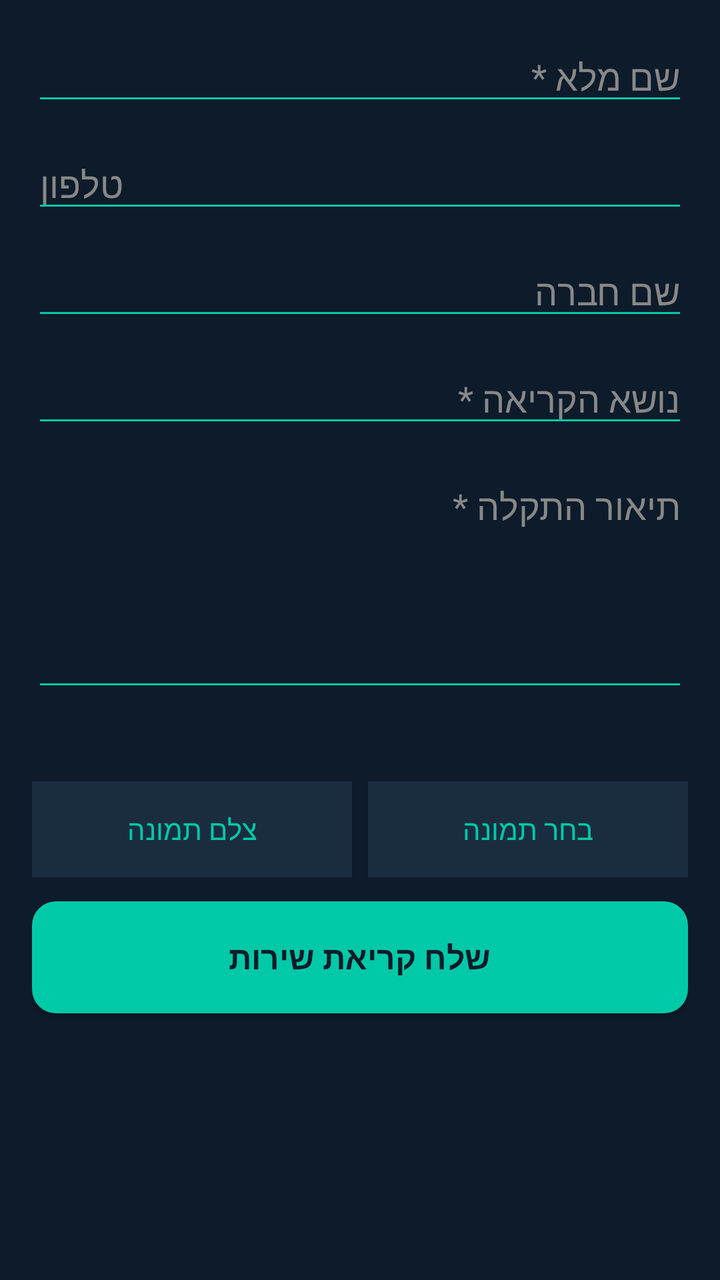
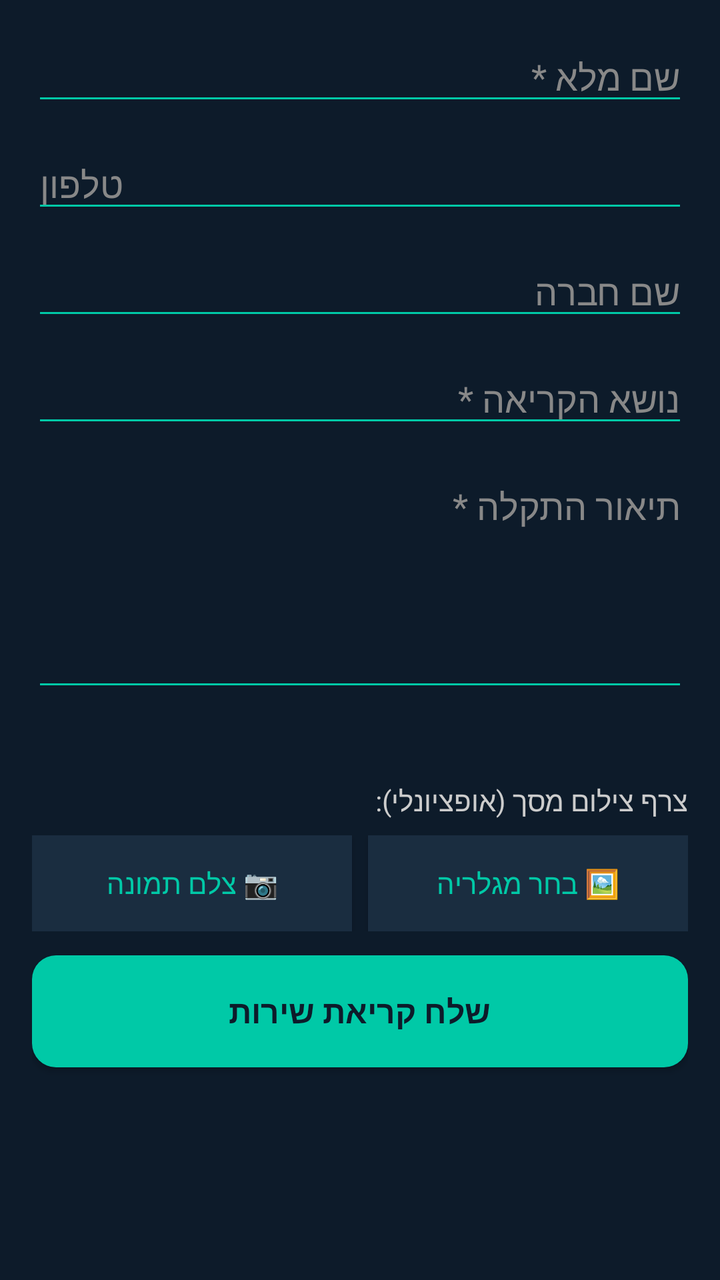

Compare the two renders of this Android layout. The source of the first and the diff that turns it into the second are given below.
<!-- AndroidManifest.xml: application theme Theme.EMT -->
<!-- res/layout/activity_new_ticket.xml -->
<?xml version="1.0" encoding="utf-8"?>
<ScrollView xmlns:android="http://schemas.android.com/apk/res/android"
    android:layout_width="match_parent"
    android:layout_height="match_parent"
    android:background="@color/bg_dark">

    <LinearLayout
        android:layout_width="match_parent"
        android:layout_height="wrap_content"
        android:orientation="vertical"
        android:padding="16dp">

        <EditText
            android:id="@+id/etName"
            android:layout_width="match_parent"
            android:layout_height="wrap_content"
            android:hint="שם מלא *"
            android:textColorHint="#888"
            android:textColor="#FFFFFF"
            android:backgroundTint="@color/teal"
            android:layout_marginBottom="12dp"
            android:inputType="textPersonName"
            android:layoutDirection="rtl"/>

        <EditText
            android:id="@+id/etPhone"
            android:layout_width="match_parent"
            android:layout_height="wrap_content"
            android:hint="טלפון"
            android:textColorHint="#888"
            android:textColor="#FFFFFF"
            android:backgroundTint="@color/teal"
            android:layout_marginBottom="12dp"
            android:inputType="phone"
            android:layoutDirection="rtl"/>

        <EditText
            android:id="@+id/etCompany"
            android:layout_width="match_parent"
            android:layout_height="wrap_content"
            android:hint="שם חברה"
            android:textColorHint="#888"
            android:textColor="#FFFFFF"
            android:backgroundTint="@color/teal"
            android:layout_marginBottom="12dp"
            android:layoutDirection="rtl"/>

        <EditText
            android:id="@+id/etTitle"
            android:layout_width="match_parent"
            android:layout_height="wrap_content"
            android:hint="נושא הקריאה *"
            android:textColorHint="#888"
            android:textColor="#FFFFFF"
            android:backgroundTint="@color/teal"
            android:layout_marginBottom="12dp"
            android:layoutDirection="rtl"/>

        <EditText
            android:id="@+id/etDesc"
            android:layout_width="match_parent"
            android:layout_height="120dp"
            android:hint="תיאור התקלה *"
            android:textColorHint="#888"
            android:textColor="#FFFFFF"
            android:backgroundTint="@color/teal"
            android:layout_marginBottom="12dp"
            android:gravity="top|right"
            android:inputType="textMultiLine"
            android:layoutDirection="rtl"/>

        <Spinner
            android:id="@+id/spCategory"
            android:layout_width="match_parent"
            android:layout_height="wrap_content"
            android:layout_marginBottom="12dp"
            android:backgroundTint="@color/teal"
            android:textColor="#FFFFFF"
            android:popupBackground="@color/card_bg"/>

        <Spinner
            android:id="@+id/spPriority"
            android:layout_width="match_parent"
            android:layout_height="wrap_content"
            android:layout_marginBottom="16dp"
            android:backgroundTint="@color/teal"
            android:textColor="#FFFFFF"
            android:popupBackground="@color/card_bg"/>

        <LinearLayout
            android:layout_width="match_parent"
            android:layout_height="wrap_content"
            android:orientation="horizontal"
            android:layout_marginBottom="12dp">

            <Button
                android:id="@+id/btnCamera"
                android:layout_width="0dp"
                android:layout_height="wrap_content"
                android:layout_weight="1"
                android:text="צלם תמונה"
                android:background="@color/card_bg"
                android:textColor="@color/teal"
                android:layout_marginEnd="8dp"/>

            <Button
                android:id="@+id/btnGallery"
                android:layout_width="0dp"
                android:layout_height="wrap_content"
                android:layout_weight="1"
                android:text="בחר תמונה"
                android:background="@color/card_bg"
                android:textColor="@color/teal"/>

        </LinearLayout>

        <ImageView
            android:id="@+id/ivScreenshot"
            android:layout_width="match_parent"
            android:layout_height="200dp"
            android:visibility="gone"
            android:scaleType="centerCrop"
            android:layout_marginBottom="16dp"/>

        <ProgressBar
            android:id="@+id/progressBar"
            android:layout_width="wrap_content"
            android:layout_height="wrap_content"
            android:layout_gravity="center"
            android:visibility="gone"
            android:indeterminateTint="@color/teal"
            android:layout_marginBottom="8dp"/>

        <Button
            android:id="@+id/btnSubmit"
            android:layout_width="match_parent"
            android:layout_height="56dp"
            android:text="שלח קריאת שירות"
            android:background="@drawable/btn_primary"
            android:textColor="#0D1B2A"
            android:textSize="16sp"
            android:textStyle="bold"
            android:layout_marginBottom="24dp"/>

    </LinearLayout>
</ScrollView>
<!-- resources referenced by this layout -->
<resources>
  <color name="bg_dark">#0D1B2A</color>
  <color name="card_bg">#1A2D40</color>
  <color name="teal">#00C9A7</color>
  <!-- drawable btn_primary (drawable) -->
  <?xml version="1.0" encoding="utf-8"?>
  <selector xmlns:android="http://schemas.android.com/apk/res/android">
      <item android:state_pressed="true">
          <shape><solid android:color="#00A688"/><corners android:radius="12dp"/></shape>
      </item>
      <item>
          <shape><solid android:color="#00C9A7"/><corners android:radius="12dp"/></shape>
      </item>
  </selector>
  <style name="Theme.EMT" parent="Theme.MaterialComponents.DayNight.NoActionBar">
          <item name="colorPrimary">@color/emt_teal</item>
          <item name="colorPrimaryDark">@color/status_bar</item>
          <item name="colorAccent">@color/emt_teal</item>
          <item name="android:windowBackground">@color/emt_dark</item>
          <item name="android:statusBarColor">@color/status_bar</item>
          <item name="android:navigationBarColor">@color/emt_dark</item>
          <item name="android:textColor">@color/emt_white</item>
          <item name="android:textColorPrimary">@color/emt_white</item>
          <item name="android:textColorSecondary">@color/emt_white_70</item>
          <item name="spinnerStyle">@style/EMT.Spinner</item>
      </style>
  <color name="emt_teal">#00C9A7</color>
  <color name="status_bar">#0A1520</color>
  <color name="emt_dark">#0D1B2A</color>
  <color name="emt_white">#FFFFFF</color>
  <color name="emt_white_70">#B3FFFFFF</color>
  <style name="EMT.Spinner" parent="Widget.AppCompat.Spinner">
          <item name="android:background">@color/card_bg</item>
          <item name="android:textColor">@color/emt_white</item>
          <item name="android:textColorPrimary">@color/emt_white</item>
          <item name="android:popupBackground">@color/card_bg</item>
      </style>
</resources>

<!-- the commit's change to res/layout/activity_new_ticket.xml (unified diff, before → after) -->
@@ -87,6 +87,15 @@
             android:textColor="#FFFFFF"
             android:popupBackground="@color/card_bg"/>
 
+        <TextView
+            android:layout_width="match_parent"
+            android:layout_height="wrap_content"
+            android:text="צרף צילום מסך (אופציונלי):"
+            android:textColor="#CCCCCC"
+            android:textSize="14sp"
+            android:gravity="right"
+            android:layout_marginBottom="8dp"/>
+
         <LinearLayout
             android:layout_width="match_parent"
             android:layout_height="wrap_content"
@@ -96,21 +105,23 @@
             <Button
                 android:id="@+id/btnCamera"
                 android:layout_width="0dp"
-                android:layout_height="wrap_content"
+                android:layout_height="48dp"
                 android:layout_weight="1"
-                android:text="צלם תמונה"
+                android:text="📷 צלם תמונה"
                 android:background="@color/card_bg"
                 android:textColor="@color/teal"
+                android:textSize="14sp"
                 android:layout_marginEnd="8dp"/>
 
             <Button
                 android:id="@+id/btnGallery"
                 android:layout_width="0dp"
-                android:layout_height="wrap_content"
+                android:layout_height="48dp"
                 android:layout_weight="1"
-                android:text="בחר תמונה"
+                android:text="🖼 בחר מגלריה"
                 android:background="@color/card_bg"
-                android:textColor="@color/teal"/>
+                android:textColor="@color/teal"
+                android:textSize="14sp"/>
 
         </LinearLayout>
 
